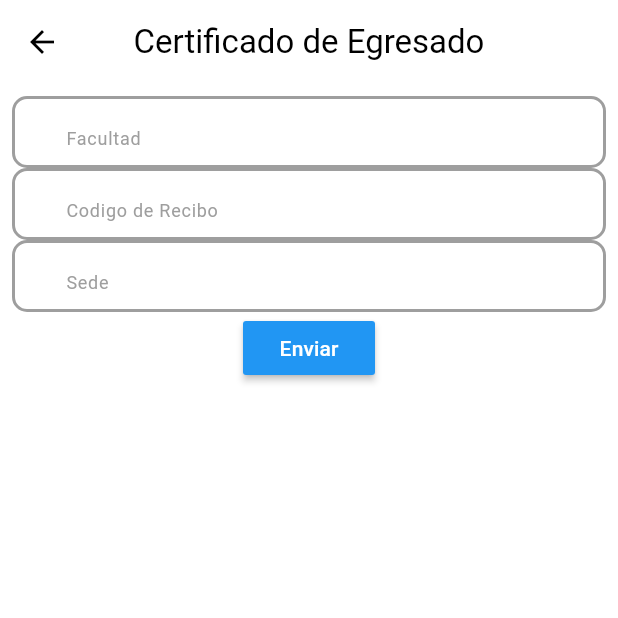
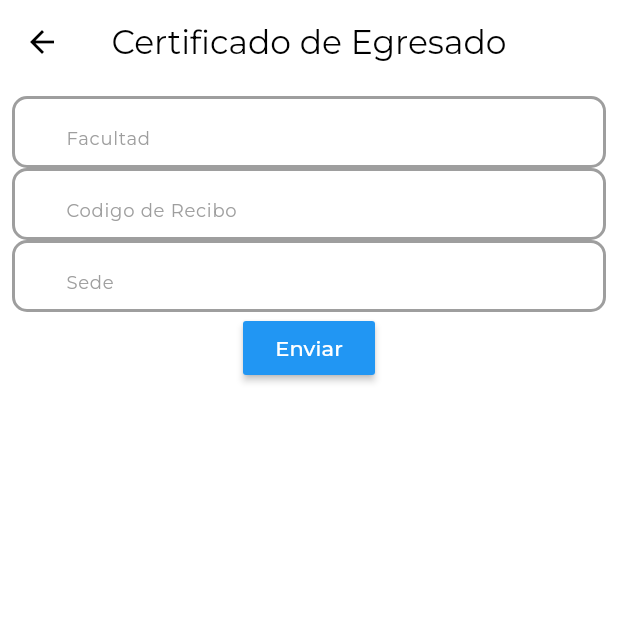
Before and after one commit to JavierPrado18/gestor-tramites-flutter, a Flutter app: the GenerarTramitesScreen screen opened by its route, after a tap on "Certificado de Egresado", on a phone screen of 412 x 824 dp, the top half of it. Run offline on Flutter 3.47's test engine with Material 2 defaults, Android fonts, the light colour scheme and no system bars; our stand-ins replace carousel_slider, flutter_secure_storage, google_fonts, lottie, settings_ui, shared_preferences; accounts and stored records are empty; network calls fail.

Commit message:
Cambio Tipo Fuente

```diff
--- a/lib/preferences/preference.dart
+++ b/lib/preferences/preference.dart
@@ -12,7 +12,7 @@ class Preferences {
 
   static Future init() async {
     _prefs = await SharedPreferences.getInstance();
-    clean();
+    //clean();
   }
 
   //GET & SET
@@ -63,7 +63,6 @@ class Preferences {
     _prefs.setString("telefono", telefono);
   }
 
-
   static clean() {
     _prefs.setString("telefono", '');
     _prefs.setString("password", '');
@@ -77,6 +76,5 @@ class Preferences {
   static set titulo(String titulo) {
     _titulo = _titulo;
     _prefs.setString('titulo', titulo);
-
   }
 }
--- a/lib/providers/theme_providers.dart
+++ b/lib/providers/theme_providers.dart
@@ -1,20 +1,32 @@
 import 'package:flutter/material.dart';
+import 'package:google_fonts/google_fonts.dart';
 
-class ThemeProvider extends ChangeNotifier{
+class ThemeProvider extends ChangeNotifier {
   ThemeData currentTheme;
   ThemeProvider({required bool isDartMode})
-    :currentTheme=isDartMode
-    ?ThemeData(useMaterial3: true,colorScheme: const ColorScheme.dark())
-    :ThemeData(useMaterial3: true,colorScheme:const ColorScheme.light());
+      : currentTheme = isDartMode
+            ? ThemeData(
+                useMaterial3: true,
+                colorScheme: const ColorScheme.dark(),
+                fontFamily: GoogleFonts.montserrat().fontFamily)
+            : ThemeData(
+                useMaterial3: true,
+                colorScheme: const ColorScheme.light(),
+                fontFamily: GoogleFonts.montserrat().fontFamily);
 
-setClaro(){
-  currentTheme=ThemeData(
-    useMaterial3: true,colorScheme:const  ColorScheme.light());
+  setClaro() {
+    currentTheme = ThemeData(
+        useMaterial3: true,
+        colorScheme: const ColorScheme.light(),
+        fontFamily: GoogleFonts.montserrat().fontFamily);
     notifyListeners();
+  }
+
+  setOscuro() {
+    currentTheme = ThemeData(
+        useMaterial3: true,
+        colorScheme: const ColorScheme.dark(),
+        fontFamily: GoogleFonts.montserrat().fontFamily);
+    notifyListeners();
+  }
 }
-setOscuro(){
-  currentTheme=ThemeData(
-    useMaterial3: true,colorScheme:const ColorScheme.dark());
-    notifyListeners();
-}
-}
```
